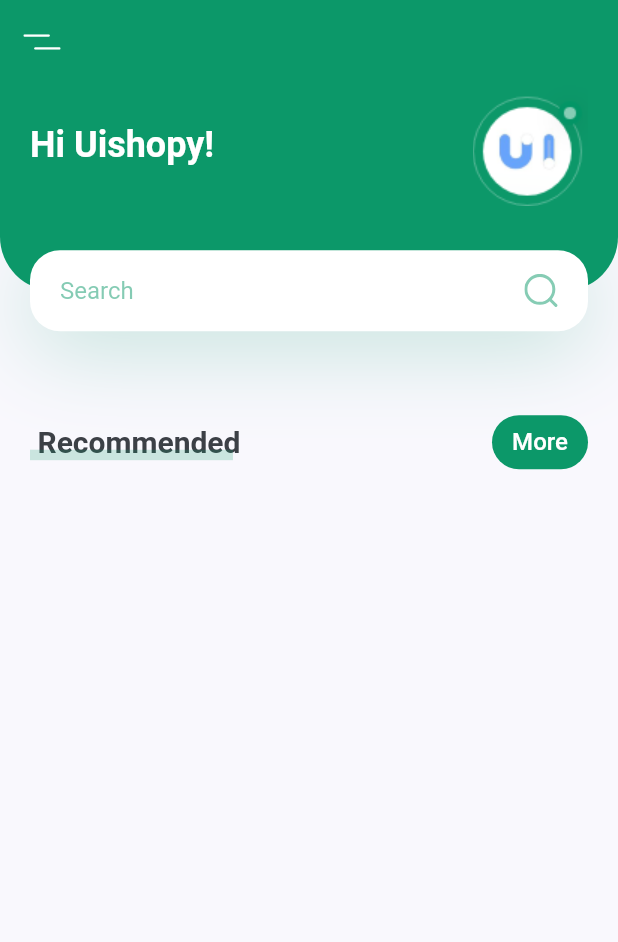
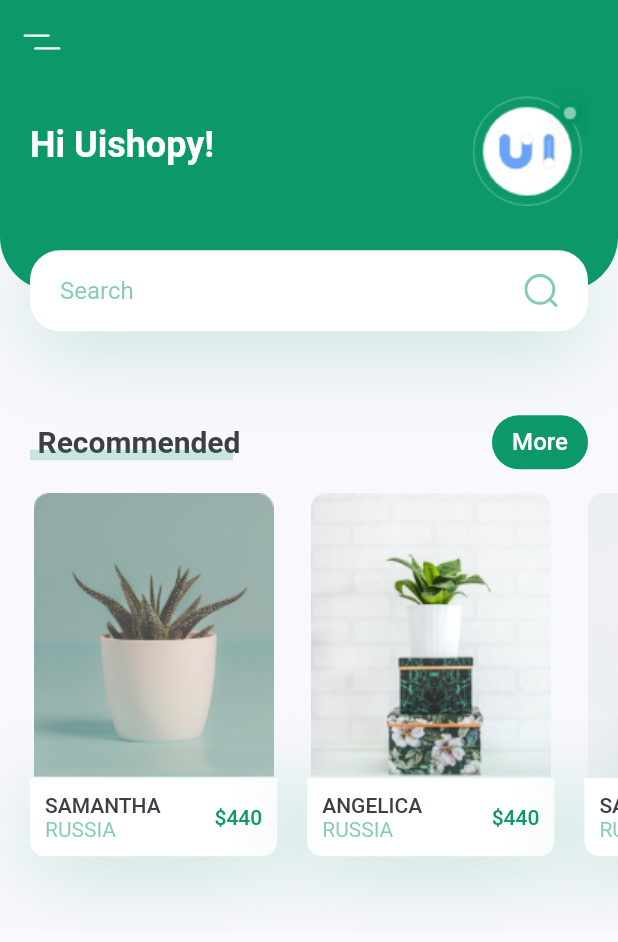
Before and after one commit to Jos620/plant_app, a Flutter app: the screen it shows after launch, on a phone screen of 412 x 824 dp. Shown: the top 942 px of the screen. Run offline on Flutter 3.47's test engine with Material 2 defaults, Android fonts, the phone set to English and light mode, and no system bars; our stand-ins replace flutter_svg.

Commit message:
Add RecommendedPlants

```diff
--- a/lib/screens/home/components/body.dart
+++ b/lib/screens/home/components/body.dart
@@ -1,6 +1,7 @@
 import 'package:flutter/material.dart';
-import 'package:plant_app/screens/home/components/title_with_more_btn.dart';
 
+import 'recommends_plants.dart';
+import 'title_with_more_btn.dart';
 import 'header_with_search_box.dart';
 
 class Body extends StatelessWidget {
@@ -17,6 +18,7 @@ class Body extends StatelessWidget {
             title: 'Recommended',
             press: () {},
           ),
+          const RecommendsPlants(),
         ],
       ),
     );
--- /dev/null
+++ b/lib/screens/home/components/recommends_plants.dart
@@ -0,0 +1,122 @@
+import 'package:flutter/material.dart';
+import 'package:plant_app/constants.dart';
+
+
+class RecommendsPlants extends StatelessWidget {
+  const RecommendsPlants({
+    Key? key,
+  }) : super(key: key);
+
+  @override
+  Widget build(BuildContext context) {
+    return SingleChildScrollView(
+      scrollDirection: Axis.horizontal,
+      child: Row(
+        children: [
+          RecommendedPlantCard(
+            image: 'assets/images/image_1.png',
+            title: 'Samantha',
+            country: 'Russia',
+            price: 440,
+            press: () {},
+          ),
+          RecommendedPlantCard(
+            image: 'assets/images/image_2.png',
+            title: 'Angelica',
+            country: 'Russia',
+            price: 440,
+            press: () {},
+          ),
+          RecommendedPlantCard(
+            image: 'assets/images/image_3.png',
+            title: 'Samantha',
+            country: 'Russia',
+            price: 440,
+            press: () {},
+          ),
+        ],
+      ),
+    );
+  }
+}
+
+class RecommendedPlantCard extends StatelessWidget {
+  const RecommendedPlantCard({
+    Key? key,
+    required this.image,
+    required this.title,
+    required this.country,
+    required this.price,
+    required this.press,
+  }) : super(key: key);
+
+  final String image, title, country;
+  final int price;
+  final Function press;
+
+  @override
+  Widget build(BuildContext context) {
+    Size size = MediaQuery.of(context).size;
+    return GestureDetector(
+      onTap: () => press,
+      child: Container(
+        margin: const EdgeInsets.only(
+          left: kDefaultPadding,
+          top: kDefaultPadding / 2,
+          bottom: kDefaultPadding * 2.5,
+        ),
+        width: size.width * 0.4,
+        child: Column(
+          children: [
+            Image.asset(image),
+            Container(
+              padding: const EdgeInsets.all(kDefaultPadding / 2),
+              decoration: BoxDecoration(
+                color: Colors.white,
+                borderRadius: const BorderRadius.only(
+                  bottomLeft: Radius.circular(10),
+                  bottomRight: Radius.circular(10),
+                ),
+                boxShadow: [
+                  BoxShadow(
+                    offset: const Offset(0, 10),
+                    blurRadius: 50,
+                    color: kPrimaryColor.withOpacity(0.23),
+                  ),
+                ],
+              ),
+              child: Row(
+                children: [
+                  RichText(
+                    text: TextSpan(
+                      children: [
+                        TextSpan(
+                          text: title.toUpperCase(),
+                          style: Theme.of(context).textTheme.button,
+                        ),
+                        TextSpan(
+                          text: '\n$country'.toUpperCase(),
+                          style: TextStyle(
+                            color: kPrimaryColor.withOpacity(0.5),
+                          ),
+                        ),
+                      ],
+                    ),
+                  ),
+                  const Spacer(),
+                  Text(
+                    '\$$price',
+                    style: Theme.of(context)
+                        .textTheme
+                        .button
+                        ?.copyWith(color: kPrimaryColor),
+                  )
+                ],
+              ),
+            ),
+          ],
+        ),
+      ),
+    );
+  }
+}
```
